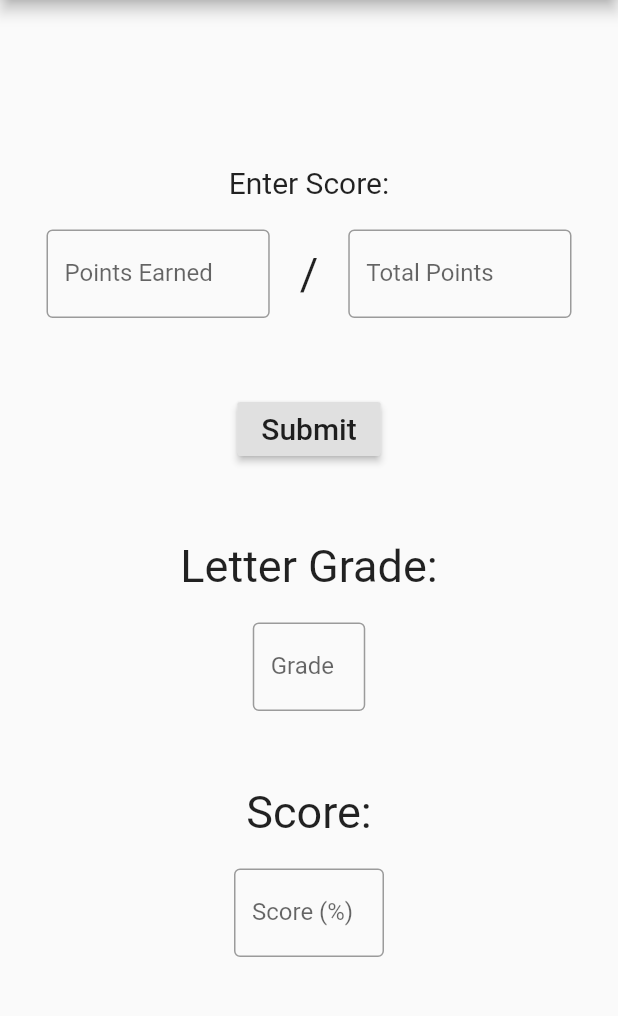
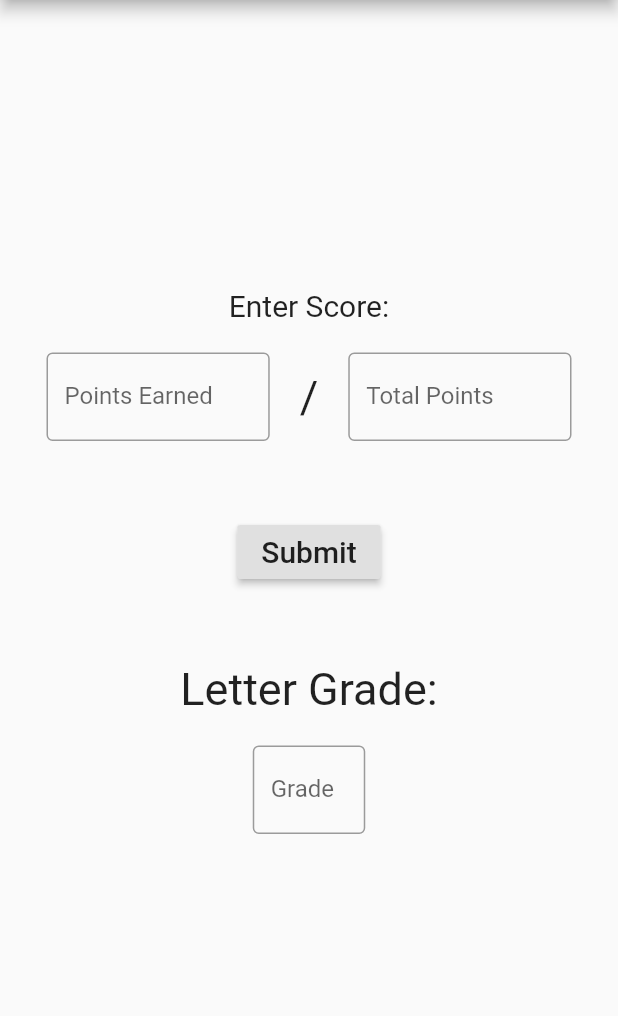
Before and after one commit to bsu-hci/P1-Letter-Grade-Calculator, a Flutter app: the screen it shows after launch, on a phone screen of 412 x 824 dp, the part 84-1100 px from its top. Run offline on Flutter 3.47's test engine with Material 2 defaults, Android fonts, the phone set to English and light mode, and no system bars.

Commit message:
Remove score textfield

```diff
--- a/lib/main.dart
+++ b/lib/main.dart
@@ -30,7 +30,6 @@ class _MyHomePageState extends State<MyHomePage> {
   TextEditingController pointedEarnedTextField = new TextEditingController();
   TextEditingController totalPointsTextField = new TextEditingController();
   TextEditingController letterGradeTextField = new TextEditingController();
-  TextEditingController scoreTextField = new TextEditingController();
 
   void _calcGrade() {
     setState(() {
@@ -39,7 +38,6 @@ class _MyHomePageState extends State<MyHomePage> {
       double score = (pointsEarned / totalPoints) * 100;
       String letterGrade = getLetterGrade(score);
       letterGradeTextField.text = letterGrade;
-      scoreTextField.text = score.toStringAsFixed(1);
     });
   }
 
@@ -124,27 +122,6 @@ class _MyHomePageState extends State<MyHomePage> {
                 ],
               ),
             ),
-            const SizedBox(height: 30),
-            Text('Score:', style: TextStyle(fontSize: 30)),
-            Container(
-              margin: const EdgeInsets.all(20.0),
-              width: 100.0,
-              child: new Row(
-                mainAxisAlignment: MainAxisAlignment.spaceEvenly,
-                children: <Widget>[
-                  new Flexible(
-                    child: TextField(
-                      controller: scoreTextField,
-                      readOnly: true,
-                      decoration: InputDecoration(
-                        border: OutlineInputBorder(),
-                        labelText: 'Score (%)',
-                      ),
-                    ),
-                  ),
-                ],
-              ),
-            ),
           ],
         ),
       ),
```
